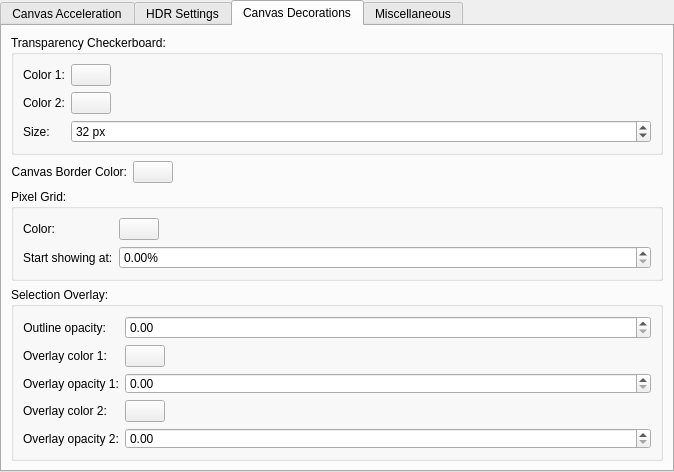
First picture: the form in libs/ui/forms/wdgdisplaysettings.ui, repository SatyamxUniverse/krita, before the edit.
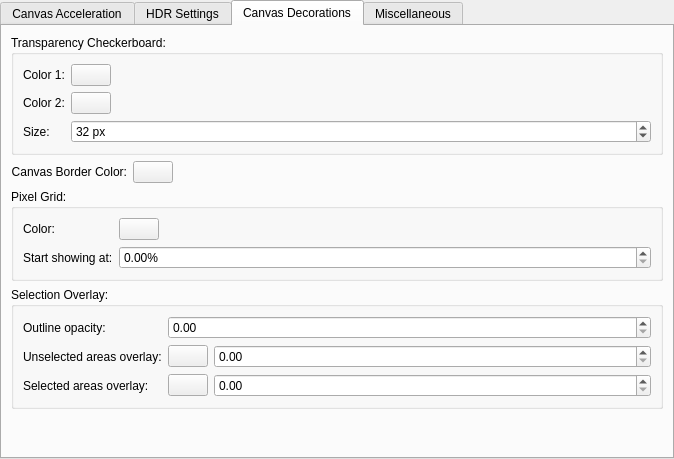
Second picture: the form after the edit. The open tabs and pages were chosen to show the change. Custom widgets are drawn as their Qt base class.

What changed in the file:
```diff
--- a/libs/ui/forms/wdgdisplaysettings.ui
+++ b/libs/ui/forms/wdgdisplaysettings.ui
@@ -414,7 +414,7 @@
          <property name="title">
           <string>Selection Overlay:</string>
          </property>
-         <layout class="QFormLayout" name="formLayout_6">
+         <layout class="QGridLayout" name="gridLayout_2">
           <item row="0" column="0">
            <widget class="QLabel" name="label_2">
             <property name="sizePolicy">
@@ -427,22 +427,35 @@
              <string>Outline opacity:</string>
             </property>
             <property name="alignment">
-             <set>Qt::AlignRight|Qt::AlignTrailing|Qt::AlignVCenter</set>
+             <set>Qt::AlignLeading|Qt::AlignLeft|Qt::AlignVCenter</set>
             </property>
            </widget>
           </item>
-          <item row="0" column="1">
-           <widget class="KisDoubleSliderSpinBox" name="sldSelectionOutlineOpacity"/>
+          <item row="0" column="1" colspan="2">
+           <widget class="KisDoubleSliderSpinBox" name="sldSelectionOutlineOpacity">
+            <property name="sizePolicy">
+             <sizepolicy hsizetype="Expanding" vsizetype="Fixed">
+              <horstretch>0</horstretch>
+              <verstretch>0</verstretch>
+             </sizepolicy>
+            </property>
+           </widget>
           </item>
           <item row="1" column="0">
            <widget class="QLabel" name="label_12">
+            <property name="sizePolicy">
+             <sizepolicy hsizetype="Minimum" vsizetype="Preferred">
+              <horstretch>0</horstretch>
+              <verstretch>0</verstretch>
+             </sizepolicy>
+            </property>
             <property name="text">
-             <string>Overlay color 1:</string>
+             <string>Unselected areas overlay:</string>
             </property>
            </widget>
           </item>
           <item row="1" column="1">
-           <widget class="KisColorButton" name="btnSelectionOverlayColor1">
+           <widget class="KisColorButton" name="btnUnselectedAreasOverlayColor">
             <property name="sizePolicy">
              <sizepolicy hsizetype="Fixed" vsizetype="Fixed">
               <horstretch>0</horstretch>
@@ -454,15 +467,14 @@
             </property>
            </widget>
           </item>
-          <item row="2" column="0">
-           <widget class="QLabel" name="label_3">
-            <property name="text">
-             <string>Overlay opacity 1:</string>
+          <item row="1" column="2">
+           <widget class="KisDoubleSliderSpinBox" name="sldUnselectedAreasOverlayOpacity">
+            <property name="sizePolicy">
+             <sizepolicy hsizetype="Expanding" vsizetype="Fixed">
+              <horstretch>0</horstretch>
+              <verstretch>0</verstretch>
+             </sizepolicy>
             </property>
-           </widget>
-          </item>
-          <item row="2" column="1">
-           <widget class="KisDoubleSliderSpinBox" name="sldSelectionOverlayOpacity1">
             <property name="minimumSize">
              <size>
               <width>50</width>
@@ -471,15 +483,21 @@
             </property>
            </widget>
           </item>
-          <item row="3" column="0">
+          <item row="2" column="0">
            <widget class="QLabel" name="label_13">
+            <property name="sizePolicy">
+             <sizepolicy hsizetype="Minimum" vsizetype="Preferred">
+              <horstretch>0</horstretch>
+              <verstretch>0</verstretch>
+             </sizepolicy>
+            </property>
             <property name="text">
-             <string>Overlay color 2:</string>
+             <string>Selected areas overlay:</string>
             </property>
            </widget>
           </item>
-          <item row="3" column="1">
-           <widget class="KisColorButton" name="btnSelectionOverlayColor2">
+          <item row="2" column="1">
+           <widget class="KisColorButton" name="btnSelectedAreasOverlayColor">
             <property name="sizePolicy">
              <sizepolicy hsizetype="Fixed" vsizetype="Fixed">
               <horstretch>0</horstretch>
@@ -491,15 +509,14 @@
             </property>
            </widget>
           </item>
-          <item row="4" column="0">
-           <widget class="QLabel" name="label_8">
-            <property name="text">
-             <string>Overlay opacity 2:</string>
+          <item row="2" column="2">
+           <widget class="KisDoubleSliderSpinBox" name="sldSelectedAreasOverlayOpacity">
+            <property name="sizePolicy">
+             <sizepolicy hsizetype="Expanding" vsizetype="Fixed">
+              <horstretch>0</horstretch>
+              <verstretch>0</verstretch>
+             </sizepolicy>
             </property>
-           </widget>
-          </item>
-          <item row="4" column="1">
-           <widget class="KisDoubleSliderSpinBox" name="sldSelectionOverlayOpacity2">
             <property name="minimumSize">
              <size>
               <width>50</width>
```
